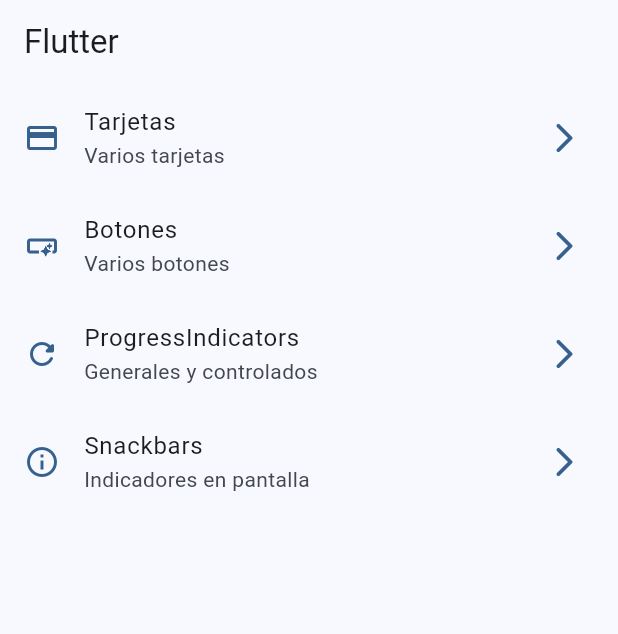
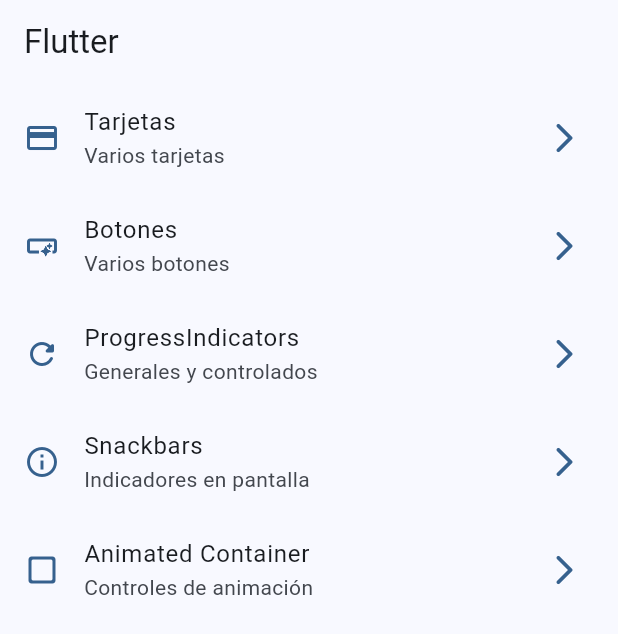
Before and after one commit to yvillegas/widgets_app, a Flutter app: the screen it shows after launch, on a phone screen of 412 x 824 dp. Shown: the top 634 px of the screen. Run offline on Flutter 3.47's test engine with Material 2 defaults, Android fonts, the phone set to English and light mode, and no system bars; our stand-ins replace go_router.

Commit message:
animated container finished

```diff
--- a/lib/config/menu/menu_items.dart
+++ b/lib/config/menu/menu_items.dart
@@ -34,4 +34,9 @@ const appMenuItems = <MenuItem>[
       subtitle: 'Indicadores en pantalla',
       link: '/snackbars',
       icon: Icons.info_outline),
+  MenuItem(
+      title: 'Animated Container',
+      subtitle: 'Controles de animación',
+      link: '/animated',
+      icon: Icons.check_box_outline_blank_rounded),
 ];
--- a/lib/config/router/app_router.dart
+++ b/lib/config/router/app_router.dart
@@ -29,5 +29,10 @@ final appRouter = GoRouter(
       name: SnackbarScreen.name,
       builder: (context, state) => const SnackbarScreen(),
     ),
+    GoRoute(
+      path: '/animated',
+      name: AnimatedScreen.name,
+      builder: (context, state) => const AnimatedScreen(),
+    ),
   ],
 );
```
Also changed, not shown: lib/presentation/screens/animated/animated_screen.dart (+43 -2 lines).
